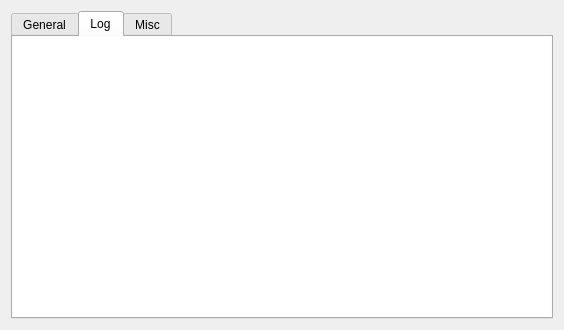
Before: the Qt Designer form mainwindow.ui in shadowsocks/shadowsocks-qt5, drawn with Qt 5.
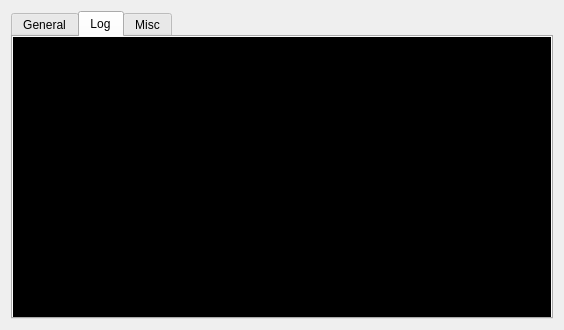
After: the same form once the commit is applied. The open tabs and pages were chosen to show the change. Icons and pictures are not drawn.

Commit message:
change log tab to black background with white text. more like a terminal-style.
remove backendType detection. because it causes error on old
configuration.

The edit to the form file:
```diff
--- a/mainwindow.ui
+++ b/mainwindow.ui
@@ -399,16 +399,23 @@
          <widget class="QTextBrowser" name="logBrowser">
           <property name="font">
            <font>
-            <family>Monospace</family>
-            <italic>false</italic>
+            <family>monospace</family>
            </font>
           </property>
+          <property name="styleSheet">
+           <string notr="true">color: rgb(236, 236, 236);
+background-color: rgb(0, 0, 0);
+font-family: &quot;monospace&quot;;</string>
+          </property>
           <property name="frameShape">
            <enum>QFrame::NoFrame</enum>
           </property>
           <property name="frameShadow">
            <enum>QFrame::Plain</enum>
           </property>
+          <property name="lineWidth">
+           <number>0</number>
+          </property>
          </widget>
         </item>
        </layout>
```
The commit also changes 1 other file.
